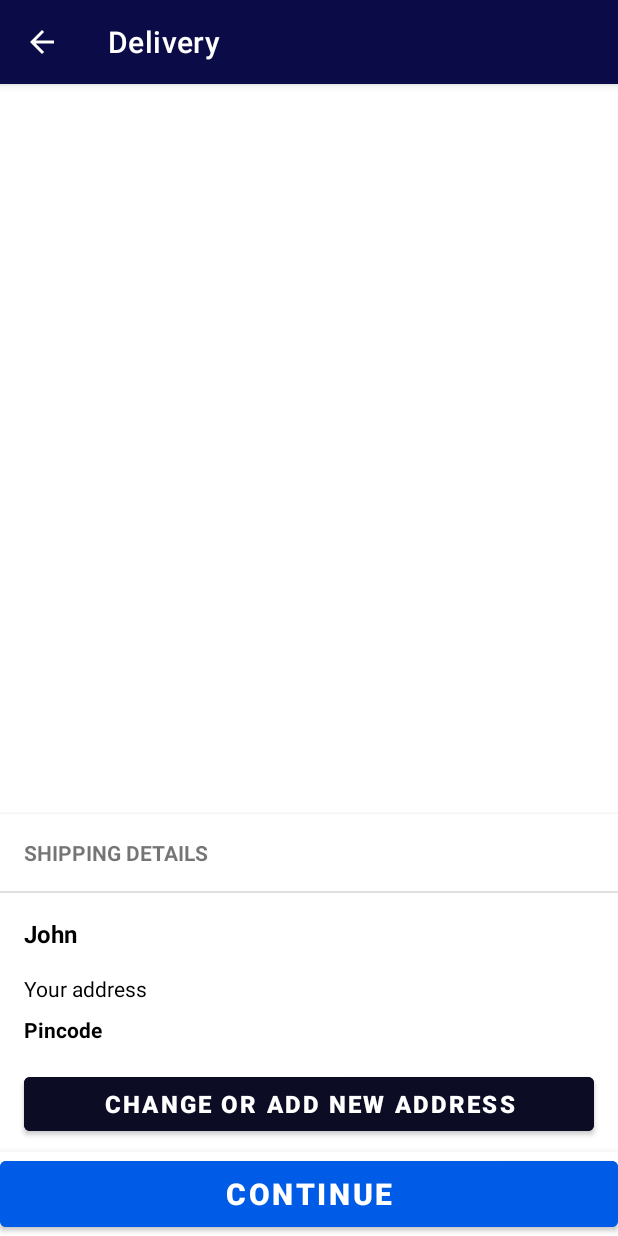
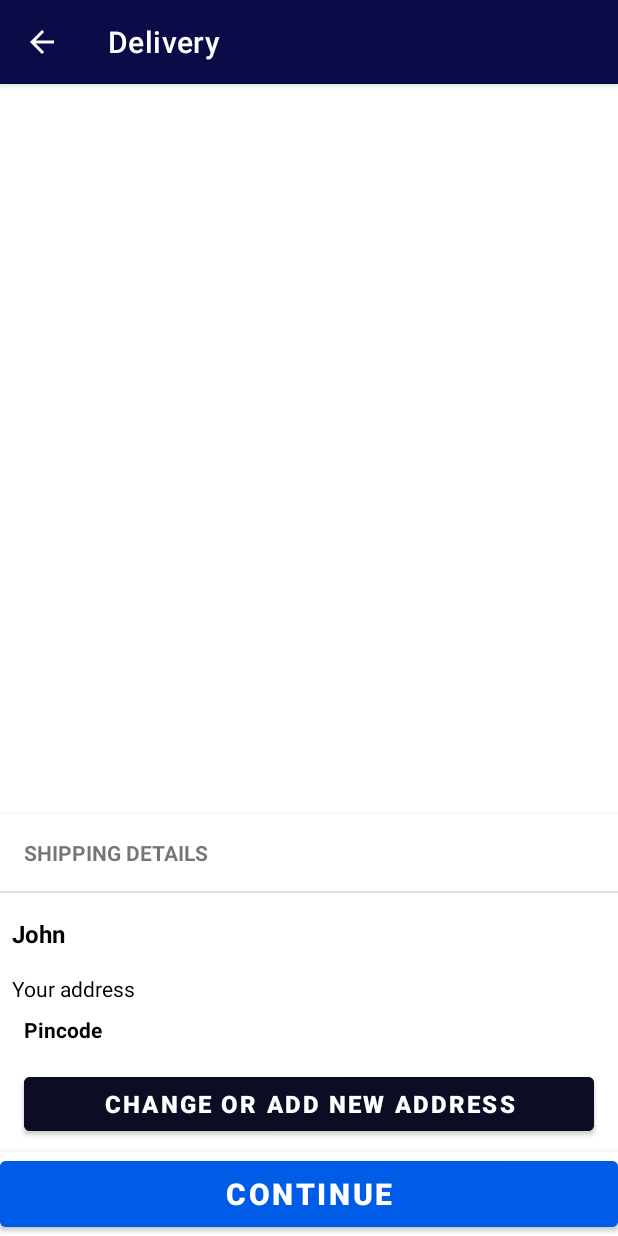
Before and after one commit to BholeNath3456/Project, an Android app: the DeliveryActivity screen opened directly, with no data from a screen before it, on a phone screen of 412 x 824 dp. Run offline under Robolectric (Android 15) with nearby library versions, the phone set to English and light mode, and no system bars; 3 statements that could not run were skipped.

Commit message:
In DeliveryActivity set Addresses but Amount is not set

```diff
--- a/OnlineMoneyPay/app/src/main/java/com/example/onlinemoneypay/DeliveryActivity.java
+++ b/OnlineMoneyPay/app/src/main/java/com/example/onlinemoneypay/DeliveryActivity.java
@@ -22,7 +22,8 @@ public class DeliveryActivity extends AppCompatActivity {
     private RecyclerView deliveryRecyclerView;
     private Button changeORaddNewAddressBtn;
     private TextView totalAmount;
-    public static final int SELECT_ADDRESS=0;
+    private TextView fullname, fullAddress, pincode;
+    public static final int SELECT_ADDRESS = 0;
     @Override
     protected void onCreate(Bundle savedInstanceState) {
         super.onCreate(savedInstanceState);
@@ -32,6 +33,9 @@ public class DeliveryActivity extends AppCompatActivity {
         getSupportActionBar().setDisplayHomeAsUpEnabled(true);
         getSupportActionBar().setDisplayShowTitleEnabled(true);
         getSupportActionBar().setTitle("Delivery");
+        fullname = findViewById(R.id.fullname);
+        fullAddress = findViewById(R.id.address);
+        pincode = findViewById(R.id.pincode);
 
         deliveryRecyclerView = findViewById(R.id.delivery_recyclerview);
         changeORaddNewAddressBtn=findViewById(R.id.change_or_add_address_btn);
@@ -58,6 +62,9 @@ public class DeliveryActivity extends AppCompatActivity {
                 startActivity(myAddressesIntent);
             }
         });
+        fullname.setText(DBqueries.addressesModelList.get(DBqueries.selectedAddress).getFullname());
+        fullAddress.setText(DBqueries.addressesModelList.get(DBqueries.selectedAddress).getAddress());
+        pincode.setText(DBqueries.addressesModelList.get(DBqueries.selectedAddress).getPincode());
     }
     @Override
     public boolean onOptionsItemSelected(@NonNull MenuItem item) {
--- a/OnlineMoneyPay/app/src/main/res/layout/shipping_details_layout.xml
+++ b/OnlineMoneyPay/app/src/main/res/layout/shipping_details_layout.xml
@@ -32,25 +32,27 @@
 
     <TextView
         android:id="@+id/fullname"
-        android:layout_width="wrap_content"
+        android:layout_width="0dp"
         android:layout_height="wrap_content"
-        android:layout_marginStart="16dp"
+        android:layout_marginStart="8dp"
         android:layout_marginTop="16dp"
         android:text="John"
         android:textColor="@color/black"
         android:textSize="16sp"
         android:textStyle="bold"
+        app:layout_constraintEnd_toEndOf="parent"
         app:layout_constraintStart_toStartOf="parent"
         app:layout_constraintTop_toBottomOf="@+id/divider9" />
 
     <TextView
         android:id="@+id/address"
-        android:layout_width="wrap_content"
+        android:layout_width="0dp"
         android:layout_height="wrap_content"
-        android:layout_marginStart="16dp"
+        android:layout_marginStart="8dp"
         android:layout_marginTop="16dp"
         android:text="Your address"
         android:textColor="@color/black"
+        app:layout_constraintEnd_toEndOf="parent"
         app:layout_constraintStart_toStartOf="parent"
         app:layout_constraintTop_toBottomOf="@+id/fullname" />
 
```
Also changed, not shown: OnlineMoneyPay/app/src/main/java/com/example/onlinemoneypay/AddAddressActivity.java (+20 -8 lines).
